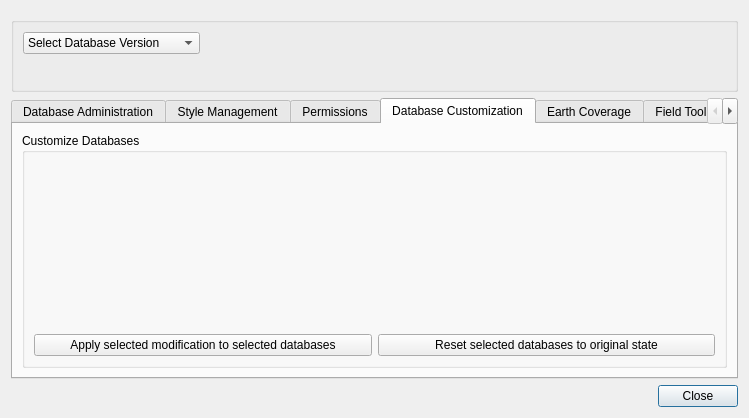
Before: the Qt Designer form ServerTools/batchDbManager.ui in dsgoficial/DsgTools, drawn with Qt 5.
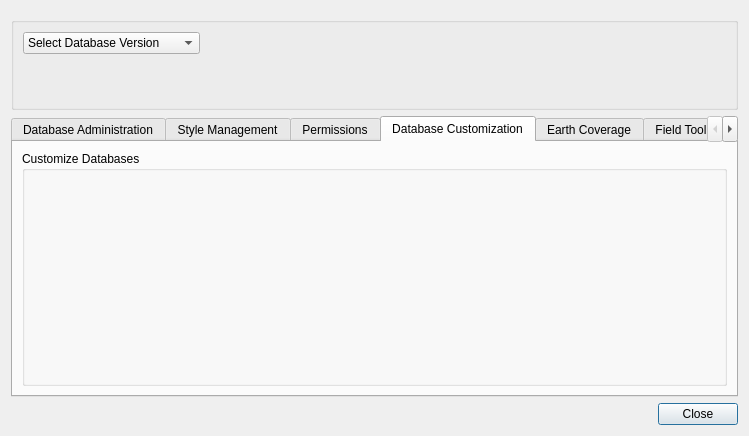
After: the same form once the commit is applied. The open tabs and pages were chosen to show the change. Custom widgets are drawn as their Qt base class.

Diff of the .ui file:
```diff
--- a/ServerTools/batchDbManager.ui
+++ b/ServerTools/batchDbManager.ui
@@ -6,8 +6,8 @@
    <rect>
     <x>0</x>
     <y>0</y>
-    <width>736</width>
-    <height>418</height>
+    <width>746</width>
+    <height>436</height>
    </rect>
   </property>
   <property name="sizePolicy">
@@ -353,20 +353,6 @@
             </property>
            </widget>
           </item>
-          <item row="1" column="0">
-           <widget class="QPushButton" name="applyModsFromFilePushButton">
-            <property name="text">
-             <string>Apply selected modification to selected databases</string>
-            </property>
-           </widget>
-          </item>
-          <item row="1" column="1">
-           <widget class="QPushButton" name="resetToFactoryPushButton">
-            <property name="text">
-             <string>Reset selected databases to original state</string>
-            </property>
-           </widget>
-          </item>
          </layout>
          <zorder>applyModsFromFilePushButton</zorder>
          <zorder>resetToFactoryPushButton</zorder>
```
Left out of the diff: 5 changed lines with no effect on the pictures.
